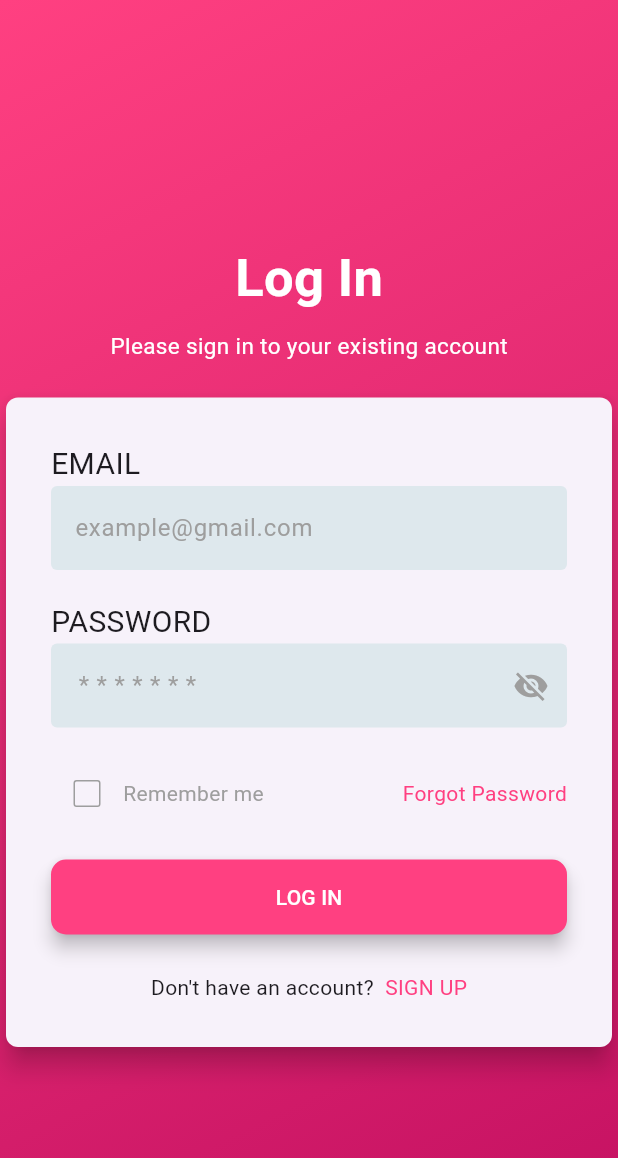
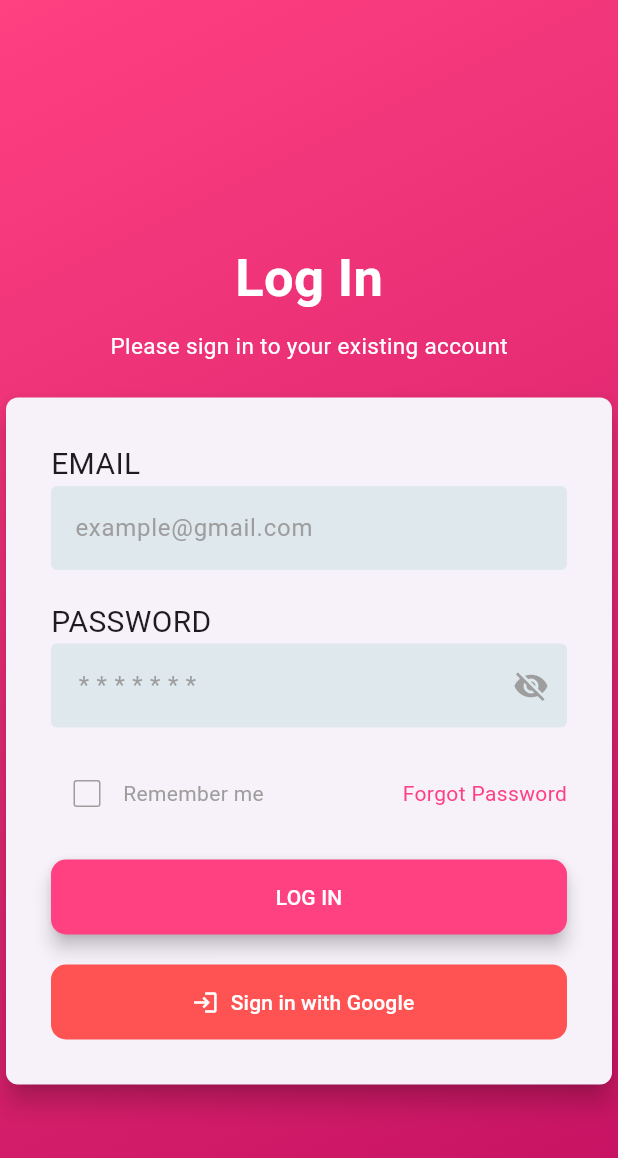
Before and after one commit to Necookie/lalamon, a Flutter app: the screen it shows after launch, on a phone screen of 412 x 824 dp. Shown: the top 1158 px of the screen. Run offline on Flutter 3.47's test engine with Material 3 defaults, Android fonts, the phone set to English and light mode, and no system bars; our stand-ins replace cached_network_image, cloud_firestore, firebase_auth, firebase_core, google_sign_in, image_picker and 1 more; accounts and stored records are empty; Roboto replaces fonts that are missing (PoppinsFont).

Commit message:
Implement Google Sign-In

```diff
--- a/lib/login_page.dart
+++ b/lib/login_page.dart
@@ -1,8 +1,10 @@
+import 'package:flutter/foundation.dart' show kIsWeb;
 import 'package:flutter/material.dart';
 import 'package:lalamon/register_page.dart';
 import 'package:lalamon/forgotpass_page.dart';
 import 'package:lalamon/home.dart';
 import 'package:firebase_auth/firebase_auth.dart';
+import 'package:google_sign_in/google_sign_in.dart';
 
 class LoginPage extends StatefulWidget {
   const LoginPage({super.key});
@@ -124,7 +126,8 @@ class LoginPageState extends State<LoginPage> {
       }
     } catch (e) {
       if (mounted) {
-        _showErrorSnackBar(context, 'An error occurred. Please try again later');
+        _showErrorSnackBar(
+            context, 'An error occurred. Please try again later');
       }
     } finally {
       if (mounted) {
@@ -132,6 +135,58 @@ class LoginPageState extends State<LoginPage> {
           _isLoading = false;
         });
       }
+    }
+  }
+
+  Future<void> _signInWithGoogle() async {
+    try {
+      if (kIsWeb) {
+        // Use GoogleAuthProvider for web
+        final GoogleAuthProvider googleProvider = GoogleAuthProvider();
+
+        // Sign in with a popup
+        await FirebaseAuth.instance.signInWithPopup(googleProvider);
+
+        if (mounted) {
+          _showSuccessSnackBar(context, "Google Sign-In successful!");
+          Navigator.pushReplacement(
+            context,
+            MaterialPageRoute(builder: (context) => const Home()),
+          );
+        }
+      } else {
+        // Use GoogleSignIn for mobile
+        final GoogleSignInAccount? googleUser = await GoogleSignIn().signIn();
+
+        if (googleUser == null) {
+          // The user canceled the sign-in
+          return;
+        }
+
+        final GoogleSignInAuthentication googleAuth =
+            await googleUser.authentication;
+
+        final OAuthCredential credential = GoogleAuthProvider.credential(
+          accessToken: googleAuth.accessToken,
+          idToken: googleAuth.idToken,
+        );
+
+        await FirebaseAuth.instance.signInWithCredential(credential);
+
+        if (mounted) {
+          _showSuccessSnackBar(context, "Google Sign-In successful!");
+          Navigator.pushReplacement(
+            context,
+            MaterialPageRoute(builder: (context) => const Home()),
+          );
+        }
+      }
+    } on FirebaseAuthException catch (e) {
+      _showErrorSnackBar(
+          context, e.message ?? "An error occurred during Google Sign-In.");
+    } catch (e) {
+      _showErrorSnackBar(
+          context, "An unexpected error occurred. Please try again.");
     }
   }
 
@@ -206,7 +261,9 @@ class LoginPageState extends State<LoginPage> {
                                   if (value == null || value.isEmpty) {
                                     return 'Please enter your email';
                                   }
-                                  if (!RegExp(r'^[\w-\.]+@([\w-]+\.)+[\w-]{2,4}$').hasMatch(value)) {
+                                  if (!RegExp(
+                                          r'^[\w-\.]+@([\w-]+\.)+[\w-]{2,4}$')
+                                      .hasMatch(value)) {
                                     return 'Please enter a valid email';
                                   }
                                   return null;
@@ -220,7 +277,8 @@ class LoginPageState extends State<LoginPage> {
                                     color: Colors.grey,
                                   ),
                                   filled: true,
-                                  fillColor: const Color.fromARGB(255, 222, 232, 237),
+                                  fillColor:
+                                      const Color.fromARGB(255, 222, 232, 237),
                                 ),
                               ),
                             ),
@@ -254,11 +312,14 @@ class LoginPageState extends State<LoginPage> {
                                     letterSpacing: 5,
                                   ),
                                   filled: true,
-                                  fillColor: const Color.fromARGB(255, 222, 232, 237),
+                                  fillColor:
+                                      const Color.fromARGB(255, 222, 232, 237),
                                   suffixIcon: IconButton(
                                     onPressed: _togglePasswordVisibility,
                                     color: Colors.grey,
-                                    icon: Icon(_obscureText ? Icons.visibility_off : Icons.visibility),
+                                    icon: Icon(_obscureText
+                                        ? Icons.visibility_off
+                                        : Icons.visibility),
                                   ),
                                 ),
                               ),
@@ -275,7 +336,8 @@ class LoginPageState extends State<LoginPage> {
                                           _isChecked = value ?? false;
                                         });
                                       },
-                                      side: const BorderSide(color: Colors.grey),
+                                      side:
+                                          const BorderSide(color: Colors.grey),
                                       activeColor: Colors.pink,
                                       checkColor: Colors.white,
                                     ),
@@ -289,7 +351,9 @@ class LoginPageState extends State<LoginPage> {
                                   onTap: () {
                                     Navigator.push(
                                       context,
-                                      MaterialPageRoute(builder: (context) => const ForgotPassPage()),
+                                      MaterialPageRoute(
+                                          builder: (context) =>
+                                              const ForgotPassPage()),
                                     );
                                   },
                                   child: const Text(
@@ -323,27 +387,18 @@ class LoginPageState extends State<LoginPage> {
                                     )
                                   : const Text('LOG IN'),
                             ),
-                            Padding(
-                              padding: const EdgeInsets.only(top: 25),
-                              child: Row(
-                                mainAxisAlignment: MainAxisAlignment.center,
-                                children: [
-                                  const Text("Don't have an account?  "),
-                                  GestureDetector(
-                                    onTap: () {
-                                      Navigator.push(
-                                        context,
-                                        MaterialPageRoute(builder: (context) => const RegisterScreen()),
-                                      );
-                                    },
-                                    child: const Text(
-                                      'SIGN UP',
-                                      style: TextStyle(
-                                        color: Colors.pinkAccent,
-                                      ),
-                                    ),
-                                  ),
-                                ],
+                            const SizedBox(height: 20),
+                            FilledButton.icon(
+                              onPressed: _signInWithGoogle,
+                              icon:
+                                  const Icon(Icons.login, color: Colors.white),
+                              label: const Text("Sign in with Google"),
+                              style: FilledButton.styleFrom(
+                                backgroundColor: Colors.redAccent,
+                                minimumSize: const Size(double.infinity, 50),
+                                shape: RoundedRectangleBorder(
+                                  borderRadius: BorderRadius.circular(10),
+                                ),
                               ),
                             ),
                           ],
--- a/pubspec.yaml
+++ b/pubspec.yaml
@@ -40,6 +40,7 @@ dependencies:
   http: ^1.1.0
   cached_network_image: ^3.3.0
   image_picker: ^1.1.2
+  google_sign_in: ^6.3.0
 
 dev_dependencies:
   flutter_test:
```
Also changed, not shown: pubspec.lock, 14 other files.
